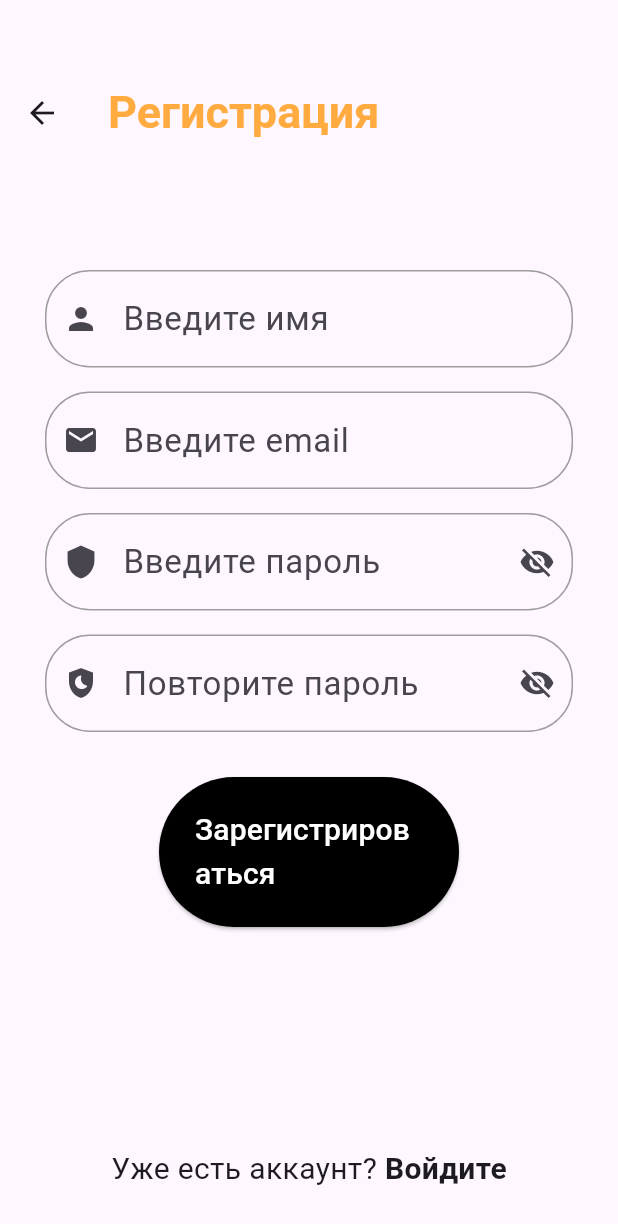
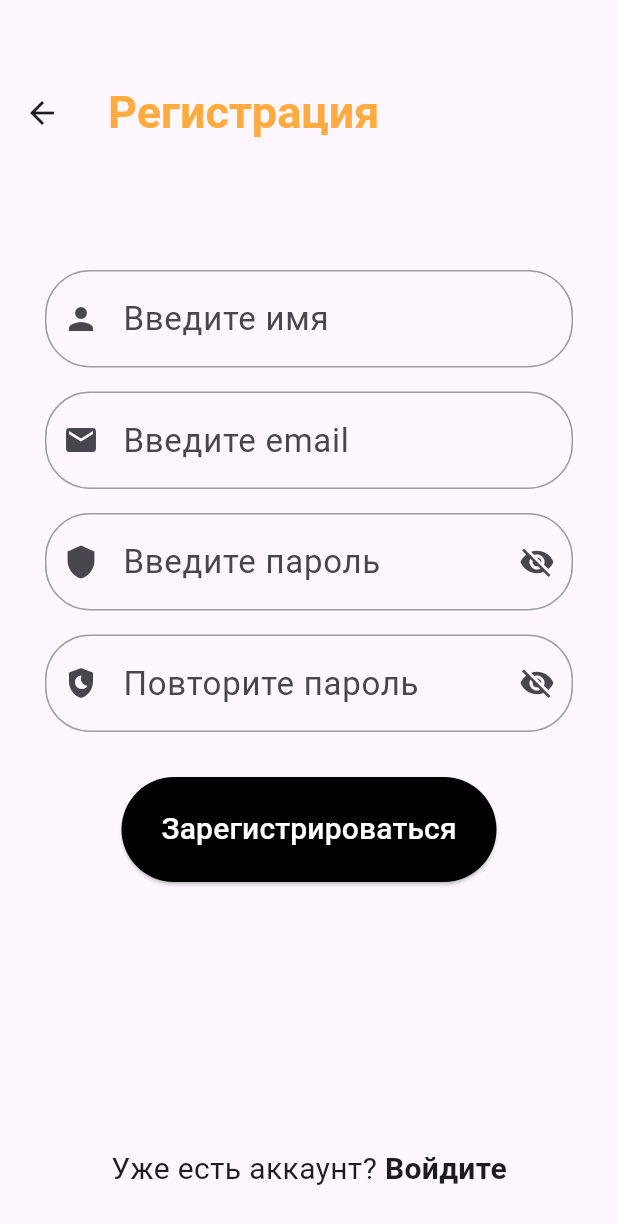
Before and after one commit to Anton-Su/krostplaform_practices, a Flutter app: the screen it shows after launch, after a tap on "Войти", after a tap on "Зарегистрируйтесь", on a phone screen of 412 x 824 dp. Shown: the top 1224 px of the screen. Run offline on Flutter 3.47's test engine with Material 3 defaults, Android fonts, the light colour scheme and no system bars.

Commit message:
fix elevated button

```diff
--- a/lib/pages/login_page.dart
+++ b/lib/pages/login_page.dart
@@ -89,7 +89,7 @@ class _LoginPageState extends State<LoginPage> {
                     style: ElevatedButton.styleFrom(
                       backgroundColor: Colors.black,
                       foregroundColor: Colors.white, // цвет текста
-                      fixedSize: Size(200, 100),
+                      fixedSize: Size(250, 70),
                     ),
                     onPressed: () => _submit(Routes.info),
                     child: const Text("Войти", style: TextStyle(fontSize: 20)),
--- a/lib/pages/profile_page.dart
+++ b/lib/pages/profile_page.dart
@@ -110,7 +110,7 @@ class _ProfilePageState extends State<ProfilePage> {
                     style: ElevatedButton.styleFrom(
                       backgroundColor: Colors.black,
                       foregroundColor: Colors.white, // цвет текста
-                      fixedSize: Size(200, 100),
+                      fixedSize: Size(250, 70),
                     ),
                     onPressed: () => _submit(Routes.info),
                     // бесконечный телепорт
--- a/lib/pages/register_page.dart
+++ b/lib/pages/register_page.dart
@@ -105,7 +105,7 @@ class _RegisterPageState extends State<RegisterPage> {
                     style: ElevatedButton.styleFrom(
                       backgroundColor: Colors.black,
                       foregroundColor: Colors.white, // цвет текста
-                      fixedSize: Size(200, 100),
+                      fixedSize: Size(250, 70),
                     ),
                     onPressed: () => _submit(Routes.profile),
                     child: const Text("Зарегистрироваться", style: TextStyle(fontSize: 20)),
```
